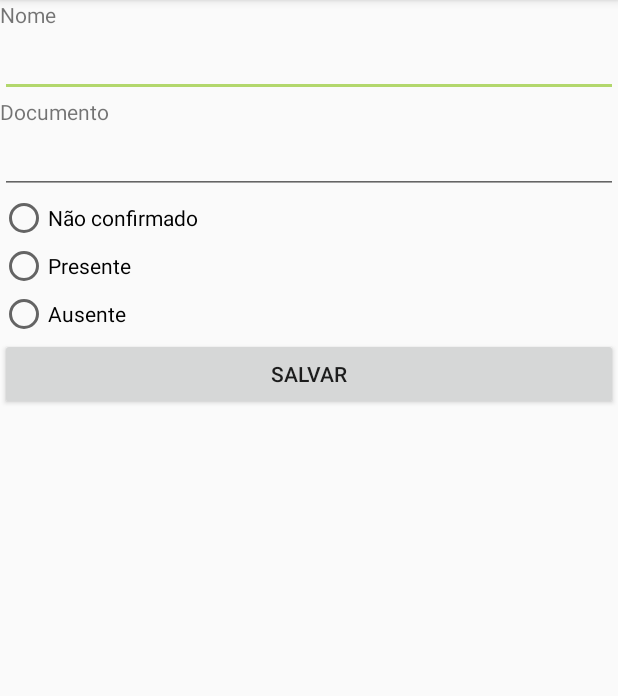
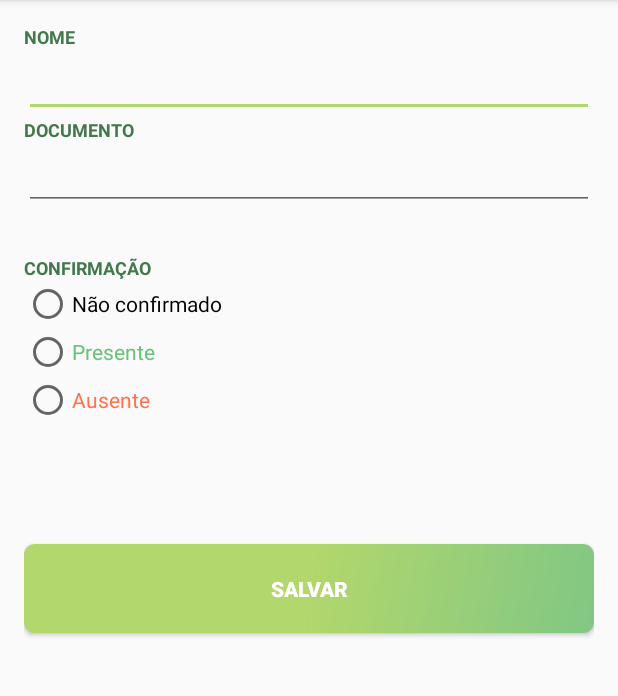
Before and after one commit to wendreof/myGuests, an Android app: the GuestFormActivity screen opened directly, with no data from a screen before it, on a phone screen of 412 x 824 dp, the part 84-780 px from its top. Run offline under Robolectric (Android 15) with nearby library versions, the phone set to English and light mode, and no system bars.

Commit message:
Changing CRUD screen

```diff
--- /dev/null
+++ b/app/src/main/res/drawable/round_btn_linear_green.xml
@@ -0,0 +1,10 @@
+<shape xmlns:android="http://schemas.android.com/apk/res/android"
+    android:shape="rectangle">
+    <gradient
+        android:angle="135"
+        android:centerColor="@color/colorAccent"
+        android:endColor="@color/colorAccent"
+        android:startColor="#81c784"
+        android:type="linear" />
+    <corners android:radius="7dp"/>
+</shape>
--- a/app/src/main/res/layout/activity_guest_form.xml
+++ b/app/src/main/res/layout/activity_guest_form.xml
@@ -3,28 +3,42 @@
     xmlns:tools="http://schemas.android.com/tools"
     android:layout_width="match_parent"
     android:layout_height="match_parent"
-    tools:context=".views.GuestFormActivity"
-    android:orientation="vertical">
+    android:orientation="vertical"
+    android:padding="@dimen/activity_general_padding"
+    tools:context=".views.GuestFormActivity">
 
     <TextView
-        android:layout_width="match_parent"
+        style="@style/textLabel"
+        android:layout_width="wrap_content"
         android:layout_height="wrap_content"
         android:text="@string/nome"/>
 
     <EditText
         android:id="@+id/edit_name"
+        style="@style/textEdit"
         android:layout_width="match_parent"
-        android:layout_height="wrap_content" />
+        android:layout_height="wrap_content"
+        android:inputType="textPersonName" />
 
     <TextView
+        style="@style/textLabel"
         android:layout_width="match_parent"
         android:layout_height="wrap_content"
         android:text="@string/document"/>
 
     <EditText
         android:id="@+id/edit_document"
+        style="@style/textEdit"
         android:layout_width="match_parent"
-        android:layout_height="wrap_content" />
+        android:layout_height="wrap_content"
+        android:textAllCaps="true"/>
+
+ <TextView
+     android:layout_width="wrap_content"
+     android:layout_height="wrap_content"
+     style="@style/textLabel"
+     android:layout_marginTop="30dp"
+     android:text="@string/confirmation"/>
 
     <RadioGroup
         android:layout_width="match_parent"
@@ -38,18 +52,25 @@
             android:id="@+id/radio_present"
             android:layout_width="match_parent"
             android:layout_height="wrap_content"
-            android:text="@string/presente"/>
+            android:text="@string/presente"
+            android:textColor="@color/colorTextPresent"/>
         <RadioButton
             android:id="@+id/radio_absent"
             android:layout_width="match_parent"
             android:layout_height="wrap_content"
-            android:text="@string/ausente"/>
+            android:text="@string/ausente"
+            android:textColor="@color/colorTextAbsent"/>
     </RadioGroup>
 
     <Button
         android:id="@+id/button_save"
         android:layout_width="match_parent"
         android:layout_height="wrap_content"
-        android:text="@string/salvar"/>
+        android:text="@string/salvar"
+        android:layout_marginTop="80dp"
+        android:padding="20dp"
+        android:background="@drawable/round_btn_linear_green"
+        android:textStyle="bold"
+        android:textColor="@color/colorTextButton"/>
 
 </LinearLayout>
--- a/app/src/main/res/values/dimens.xml
+++ b/app/src/main/res/values/dimens.xml
@@ -1,6 +1,7 @@
 <resources>
     <!-- Default screen margins, per the Android Design guidelines. -->
     <dimen name="activity_horizontal_margin">16dp</dimen>
+    <dimen name="activity_general_padding">16dp</dimen>
     <dimen name="activity_vertical_margin">16dp</dimen>
     <dimen name="nav_header_vertical_spacing">8dp</dimen>
     <dimen name="nav_header_height">176dp</dimen>
--- a/app/src/main/res/values/strings.xml
+++ b/app/src/main/res/values/strings.xml
@@ -25,4 +25,5 @@
     <string name="guest_removed">Convidado removido com sucesso!</string>
     <string name="document">Documento</string>
     <string name="gerenciamento_de_convidados">Gerenciamento de convidados</string>
+    <string name="confirmation">Confirmação</string>
 </resources>
--- a/app/src/main/res/values/styles.xml
+++ b/app/src/main/res/values/styles.xml
@@ -17,4 +17,16 @@
 
     <style name="AppTheme.PopupOverlay" parent="ThemeOverlay.AppCompat.Light" />
 
+    <style name="textLabel" parent="@android:style/TextApperance">
+        <item name="android:textAllCaps">true</item>
+        <item name="android:textColor">@color/colorPrimaryText</item>
+        <item name="android:textSize">12sp</item>
+        <item name="android:textStyle">bold</item>
+    </style>
+
+    <style name="textEdit" parent="@android:style/TextApperance">
+        <item name="textColor">@color/colorPrimaryText</item>
+        <item name="textSize">20sp</item>
+    </style>
+
 </resources>
```
Also changed, not shown: app/src/main/res/drawable/icon-drawer.png (deleted).
